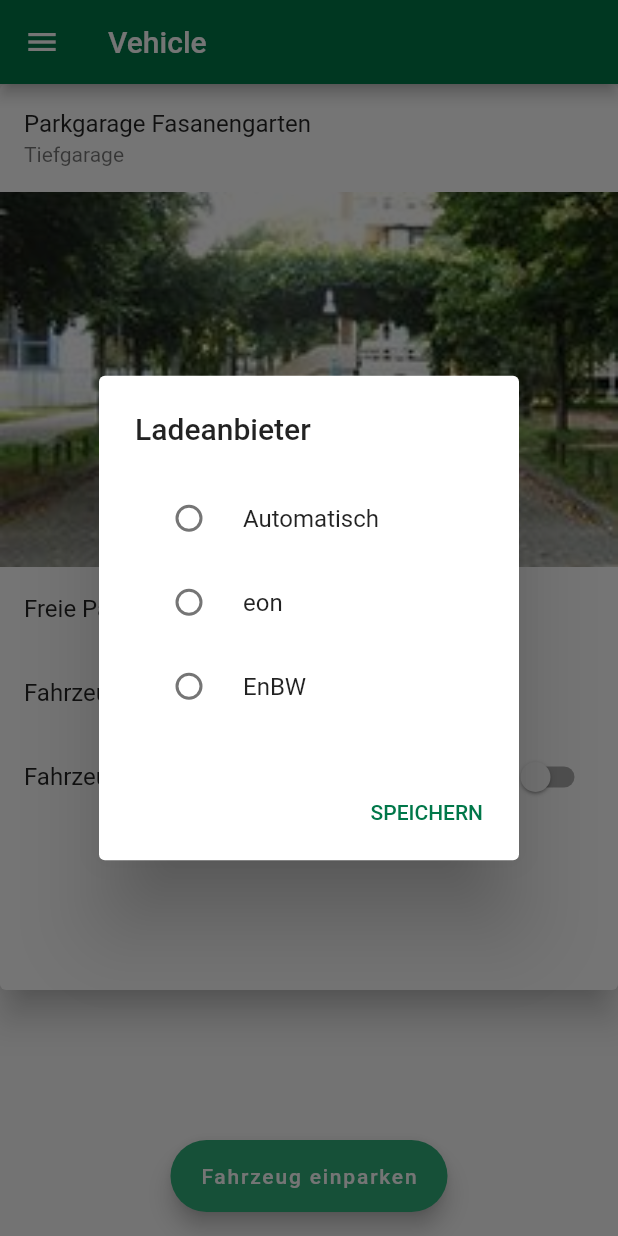
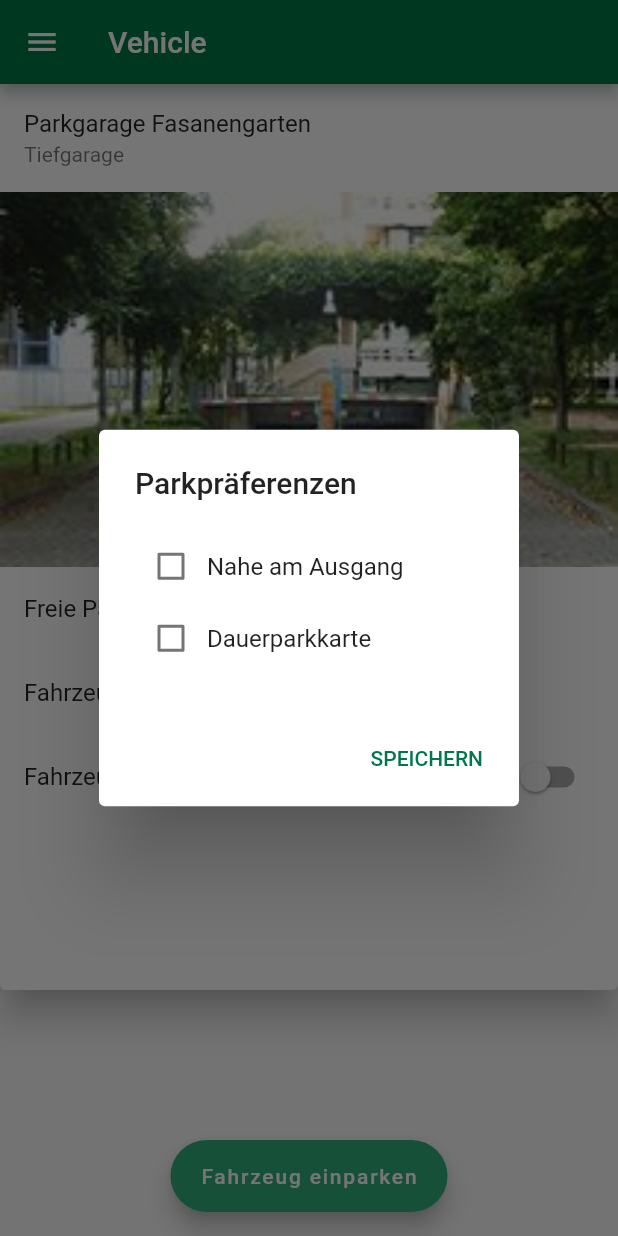
Before and after one commit to fabianleibinger/IntelligentInfrastructureMobileApp, a Flutter app: the screen it shows after launch, after a tap on "Fahrzeug einparken", on a phone screen of 412 x 824 dp. Run offline on Flutter 3.47's test engine with Material 2 defaults, Android fonts, the phone set to English and light mode, and no system bars; our stand-ins replace flutter_bloc, rxdart, shared_preferences, sqflite; missing offline and left inert: wifi; accounts and stored records are empty; generated files the repository leaves out were written again; Roboto replaces fonts that are missing (Avenir).

Commit message:
added parkpreferencesdialog.dart without logic

```diff
--- a/app/parkingapp/lib/dialogs/parkpreferencesdialog.dart
+++ b/app/parkingapp/lib/dialogs/parkpreferencesdialog.dart
@@ -1,7 +1,7 @@
-import 'dart:ui';
-import 'package:flutter/cupertino.dart';
+import 'package:flutter_gen/gen_l10n/app_localizations.dart';
 import 'package:flutter/material.dart';
-import 'package:parkingapp/models/global.dart';
+import 'package:parkingapp/models/classes/loadablevehicle.dart';
+import 'package:parkingapp/models/classes/vehicle.dart';
 import 'constants.dart';
 
 class ParkPreferencesDialog extends StatefulWidget {
@@ -12,33 +12,64 @@ class ParkPreferencesDialog extends StatefulWidget {
 }
 
 class _ParkPreferencesDialogState extends State<ParkPreferencesDialog> {
+  static bool _nearExitCheckBox;
+  static bool _parkingCardCheckBox;
+
+
+
+  //sets the initial check box values
+  @override
+  void initState() {
+    // TODO: implement initState
+    super.initState();
+    _nearExitCheckBox = false;
+    _parkingCardCheckBox = false;
+  }
+
+  void _setNearExitCheckboxValue(bool value) {
+    setState(() {
+      _nearExitCheckBox = value;
+    });
+  }
+
+  void _setParkingCardCheckboxValue(bool value) {
+    setState(() {
+      _parkingCardCheckBox = value;
+    });
+  }
+
   @override
   Widget build(BuildContext context) {
-    return Dialog(
-      shape: RoundedRectangleBorder(
-        borderRadius: BorderRadius.circular(Constants.padding),
-      ),
-      elevation: 0,
-      backgroundColor: Colors.transparent,
-      child: contentBox(context),
-    );
+    return Constants.getConfirmationDialog(
+        context,
+        'Parkpräferenzen',
+        AppLocalizations.of(context).settingsSaveButton,
+        _getCheckBoxes(context));
   }
 
-  contentBox(context) {
-    return Stack(
-      children: <Widget>[
-        Container(
-          padding: EdgeInsets.all(20),
-          height: 300,
-          width: double.infinity,
-          decoration: BoxDecoration(
-            borderRadius: BorderRadius.all(Radius.circular(10)),
-          ),
-          child: Column(
-              mainAxisAlignment: MainAxisAlignment.spaceBetween,
-              crossAxisAlignment: CrossAxisAlignment.center,
-              children: <Widget>[]),
+  _getCheckBoxes(BuildContext context) {
+    return Column(
+      children: [
+        Row(
+          children: [
+            Checkbox(
+                value: _nearExitCheckBox,
+                onChanged: (value) {
+                  _setNearExitCheckboxValue(value);
+                }),
+            Text('Nahe am Ausgang')
+          ],
         ),
+        Row(
+          children: [
+            Checkbox(
+                value: _parkingCardCheckBox,
+                onChanged: (value) {
+                  _setParkingCardCheckboxValue(value);
+                }),
+            Text('Dauerparkkarte')
+          ],
+        )
       ],
     );
   }
--- a/app/parkingapp/lib/ui/mainpage/mainpage.dart
+++ b/app/parkingapp/lib/ui/mainpage/mainpage.dart
@@ -1,6 +1,7 @@
 import 'package:flutter/material.dart';
 import 'package:parkingapp/dialogs/parkdialog.dart';
 import 'package:parkingapp/dialogs/chargingproviderdialog.dart';
+import 'package:parkingapp/dialogs/parkpreferencesdialog.dart';
 import 'package:parkingapp/models/classes/parkinggarage.dart';
 import 'package:parkingapp/models/enum/parkinggaragetype.dart';
 import 'package:parkingapp/models/global.dart';
@@ -45,7 +46,7 @@ class _MainPageState extends State<MainPage> {
             showDialog(
                 context: context,
                 builder: (context) {
-                  return ChargingProviderDialog();
+                  return ParkPreferencesDialog();
                 });
           },
           label: Text(AppLocalizations.of(context).actionButtonPark),
```
Also changed, not shown: app/parkingapp/lib/dialogs/chargingproviderdialog.dart (+3 -4 lines).
